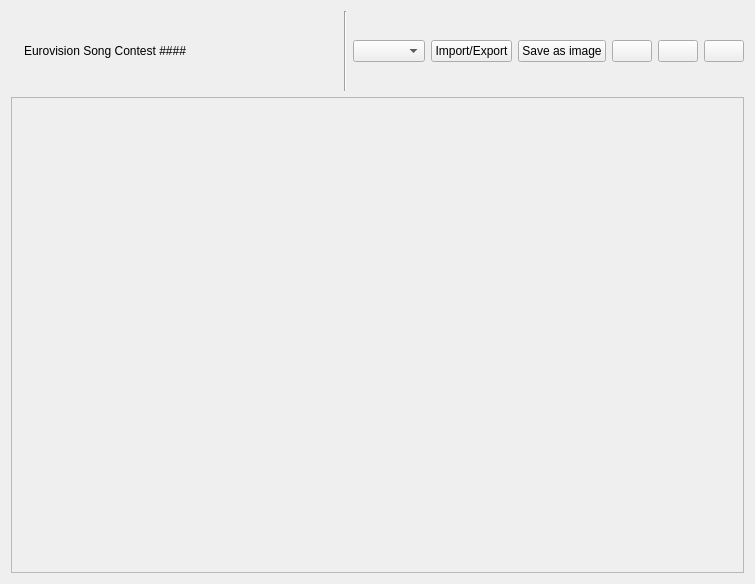
First picture: the form in ui/ranking_widget.ui, repository GiaFil7/esc_app, before the edit.
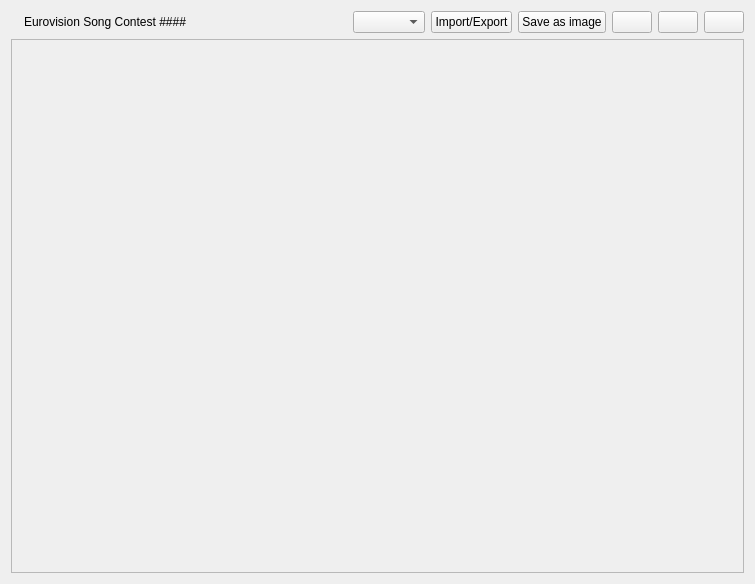
Second picture: the form after the edit. Icons and pictures are not drawn.

```diff
--- a/ui/ranking_widget.ui
+++ b/ui/ranking_widget.ui
@@ -32,13 +32,13 @@
          <property name="minimumSize">
           <size>
            <width>0</width>
-           <height>80</height>
+           <height>0</height>
           </size>
          </property>
          <property name="maximumSize">
           <size>
-           <width>16777215</width>
-           <height>80</height>
+           <width>40</width>
+           <height>40</height>
           </size>
          </property>
          <property name="text">
@@ -55,7 +55,7 @@
        <item>
         <widget class="QLabel" name="year_label">
          <property name="sizePolicy">
-          <sizepolicy hsizetype="Preferred" vsizetype="Fixed">
+          <sizepolicy hsizetype="Fixed" vsizetype="Fixed">
            <horstretch>0</horstretch>
            <verstretch>0</verstretch>
           </sizepolicy>
@@ -66,11 +66,17 @@
         </widget>
        </item>
        <item>
-        <widget class="Line" name="vertical_line">
+        <spacer name="horizontal_spacer">
          <property name="orientation">
-          <enum>Qt::Orientation::Vertical</enum>
+          <enum>Qt::Orientation::Horizontal</enum>
          </property>
-        </widget>
+         <property name="sizeHint" stdset="0">
+          <size>
+           <width>40</width>
+           <height>20</height>
+          </size>
+         </property>
+        </spacer>
        </item>
        <item>
         <widget class="QComboBox" name="show_combo_box">
@@ -178,7 +184,7 @@
           <x>0</x>
           <y>0</y>
           <width>733</width>
-          <height>474</height>
+          <height>514</height>
          </rect>
         </property>
        </widget>
```
Left out of the diff: 2 changed lines with no effect on the pictures.
